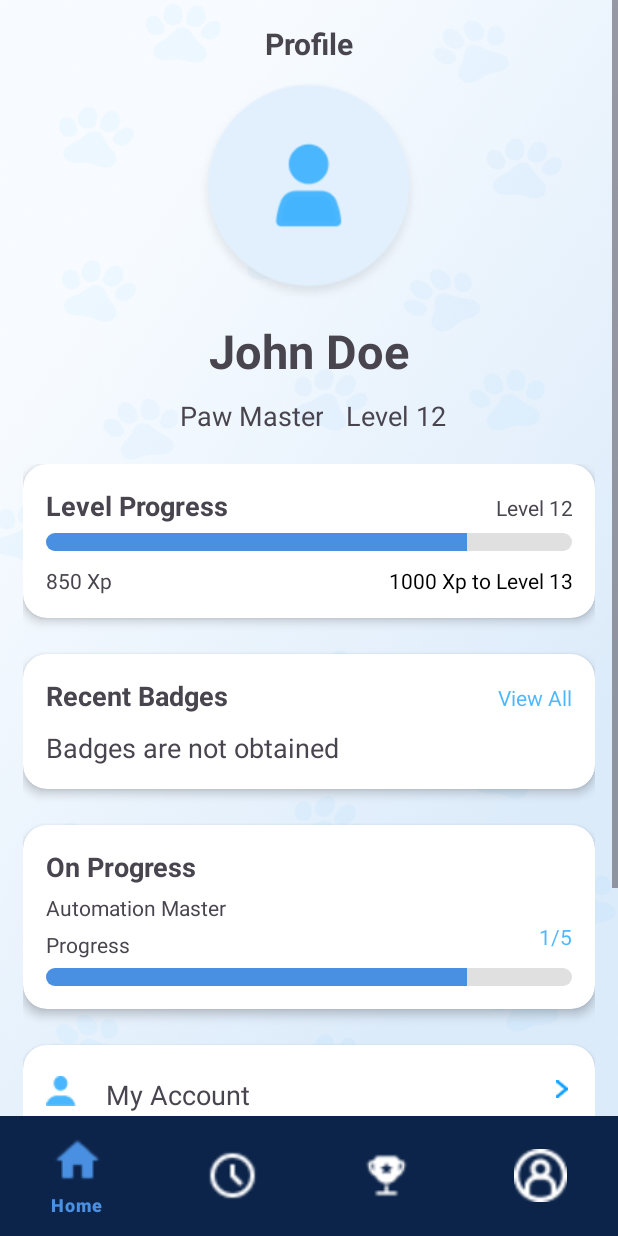
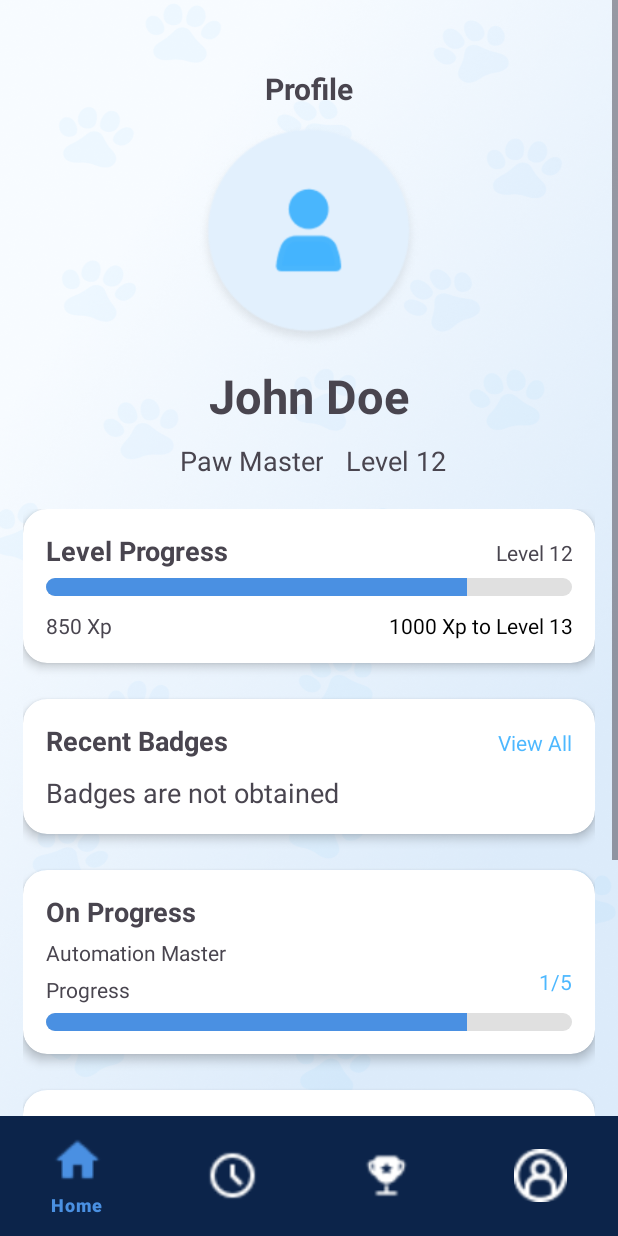
Before and after one commit to jovinjuan/PawFeeder, an Android app: the fragment ProfileFragment placed in its activity, on a phone screen of 412 x 824 dp. Run offline under Robolectric (Android 15) with nearby library versions, the phone set to English and light mode, and no system bars; our stand-ins replace Firebase (no records; nobody signed in at launch, a user with empty details on screens opened directly).

```diff
--- a/app/src/main/java/com/uph23/edu/pawfeeder/ProfileFragment.java
+++ b/app/src/main/java/com/uph23/edu/pawfeeder/ProfileFragment.java
@@ -15,6 +15,7 @@ import android.view.LayoutInflater;
 import android.view.View;
 import android.view.ViewGroup;
 import android.widget.ImageView;
+import android.widget.LinearLayout;
 import android.widget.ProgressBar;
 import android.widget.TextView;
 import android.widget.Toast;
@@ -35,7 +36,8 @@ import java.util.Map;
 
 
 public class ProfileFragment extends Fragment {
-    ImageView imgProfile, imgAccount, imgLogout;
+    ImageView imgProfile;
+    LinearLayout btnAccount, btnLogout;
     TextView txvNama, txvTitle, txvLevel, txvCurrentLevel, txvXp, txvLevelProgress, txvViewAll, txvNoBadges,txvBadgesName, txvBadgesProgress;
     RecyclerView recBadges;
     ProgressBar pro_level,proBadges;
@@ -56,14 +58,14 @@ public class ProfileFragment extends Fragment {
         loadDataUser();
         loadDataProgress();
 
-        imgLogout.setOnClickListener(new View.OnClickListener() {
+        btnLogout.setOnClickListener(new View.OnClickListener() {
             @Override
             public void onClick(View view) {
                 FirebaseAuth.getInstance().signOut();
                 toLogin();
             }
         });
-        imgAccount.setOnClickListener(new View.OnClickListener() {
+        btnAccount.setOnClickListener(new View.OnClickListener() {
             @Override
             public void onClick(View view) {
                 toAccount();
@@ -97,9 +99,9 @@ public class ProfileFragment extends Fragment {
     }
     private void init(View view){
         imgProfile = view.findViewById(R.id.imgProfile);
-        imgAccount = view.findViewById(R.id.imgAccount);
+        btnAccount = view.findViewById(R.id.btnAccount);
         switchNotif = view.findViewById(R.id.switchNotif);
-        imgLogout = view.findViewById(R.id.imgLogout);
+        btnLogout = view.findViewById(R.id.btnLogout);
         txvNama = view.findViewById(R.id.txvNama);
         txvTitle = view.findViewById(R.id.txvTitle);
         txvLevel = view.findViewById(R.id.txvLevel);
--- a/app/src/main/res/layout/activity_check_email.xml
+++ b/app/src/main/res/layout/activity_check_email.xml
@@ -73,7 +73,7 @@
                         android:layout_marginTop="20dp"/>
 
                     <TextView
-                        android:id="@+id/txvResetEmail"
+                        android:id="@+id/txvEmail"
                         android:layout_width="wrap_content"
                         android:layout_height="wrap_content"
                         android:text="abangganteng@gmail.com"
@@ -119,7 +119,7 @@
                     </LinearLayout>
 
                     <TextView
-                        android:id="@+id/txtRegister"
+                        android:id="@+id/txvBackToLogin"
                         android:layout_width="wrap_content"
                         android:layout_height="wrap_content"
                         android:text=" Back To Login"
--- a/app/src/main/res/layout/activity_forgot_password_activiy.xml
+++ b/app/src/main/res/layout/activity_forgot_password.xml
@@ -106,9 +106,6 @@
                         android:paddingStart="50dp" />
                 </com.google.android.material.textfield.TextInputLayout>
 
-
-
-
                 <Button
                     android:id="@+id/btnSubmit"
                     android:layout_width="335dp"
@@ -121,7 +118,7 @@
                     android:layout_marginTop="20dp"/>
 
                 <TextView
-                    android:id="@+id/txtRegister"
+                    android:id="@+id/txvBackToLogin"
                     android:layout_width="wrap_content"
                     android:layout_height="wrap_content"
                     android:text=" Back To Login"
--- a/app/src/main/res/layout/activity_login.xml
+++ b/app/src/main/res/layout/activity_login.xml
@@ -152,7 +152,7 @@
                         android:text="Remember me" />
 
                     <TextView
-                        android:id="@+id/textView4"
+                        android:id="@+id/txvForgotPassword"
                         android:layout_width="wrap_content"
                         android:layout_height="wrap_content"
                         android:text="Forgot password?"
--- a/app/src/main/res/layout/fragment_profile.xml
+++ b/app/src/main/res/layout/fragment_profile.xml
@@ -17,10 +17,10 @@
             android:layout_width="match_parent"
             android:layout_height="wrap_content"
             android:orientation="vertical"
+            android:paddingTop="45dp"
+            android:paddingBottom="15dp"
             android:paddingLeft="15dp"
-            android:paddingTop="15dp"
-            android:paddingRight="15dp"
-            android:paddingBottom="15dp">
+            android:paddingRight="15dp">
 
 
             <LinearLayout
@@ -293,6 +293,7 @@
                         android:orientation="vertical">
 
                         <LinearLayout
+                            android:id="@+id/btnAccount"
                             android:layout_width="match_parent"
                             android:layout_height="match_parent"
                             android:orientation="horizontal"
@@ -332,7 +333,6 @@
                                 android:layout_gravity="end">
 
                                 <ImageView
-                                    android:id="@+id/imgAccount"
                                     android:layout_width="wrap_content"
                                     android:layout_height="wrap_content"
                                     android:paddingTop="8dp"
@@ -401,6 +401,7 @@
                             android:layout_height="1dp"
                             android:background="@android:color/darker_gray" />
                         <LinearLayout
+                            android:id="@+id/btnLogout"
                             android:layout_width="match_parent"
                             android:layout_height="match_parent"
                             android:orientation="horizontal"
@@ -437,7 +438,6 @@
                                 android:layout_height="wrap_content"
                                 android:orientation="vertical">
                                 <ImageView
-                                    android:id="@+id/imgLogout"
                                     android:layout_width="match_parent"
                                     android:layout_height="match_parent"
                                     android:src="@drawable/direct_logout"
```
Also changed, not shown: app/src/main/java/com/uph23/edu/pawfeeder/CheckEmailActivity.java (+29 -0 lines), app/src/main/java/com/uph23/edu/pawfeeder/ForgotPasswordActiviy.java (+63 -1 lines), app/src/main/java/com/uph23/edu/pawfeeder/LoginActivity.java (+14 -1 lines).
